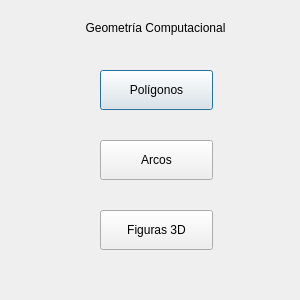
yocoHM/GeometriaComputacional, file dialog.ui: the form before one commit.
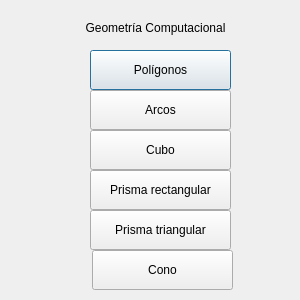
The form after the commit.

Commit message: todas las figuras con traslacion

The edit to the form file:
```diff
--- a/dialog.ui
+++ b/dialog.ui
@@ -32,9 +32,9 @@
   <widget class="QPushButton" name="pushButton">
    <property name="geometry">
     <rect>
-     <x>100</x>
-     <y>70</y>
-     <width>113</width>
+     <x>90</x>
+     <y>50</y>
+     <width>141</width>
      <height>40</height>
     </rect>
    </property>
@@ -45,9 +45,9 @@
   <widget class="QPushButton" name="pushButton_2">
    <property name="geometry">
     <rect>
-     <x>100</x>
-     <y>140</y>
-     <width>113</width>
+     <x>90</x>
+     <y>90</y>
+     <width>141</width>
      <height>40</height>
     </rect>
    </property>
@@ -58,14 +58,53 @@
   <widget class="QPushButton" name="pushButton_3">
    <property name="geometry">
     <rect>
-     <x>100</x>
+     <x>90</x>
+     <y>130</y>
+     <width>141</width>
+     <height>40</height>
+    </rect>
+   </property>
+   <property name="text">
+    <string>Cubo</string>
+   </property>
+  </widget>
+  <widget class="QPushButton" name="pushButton_4">
+   <property name="geometry">
+    <rect>
+     <x>90</x>
+     <y>170</y>
+     <width>141</width>
+     <height>40</height>
+    </rect>
+   </property>
+   <property name="text">
+    <string>Prisma rectangular</string>
+   </property>
+  </widget>
+  <widget class="QPushButton" name="pushButton_5">
+   <property name="geometry">
+    <rect>
+     <x>90</x>
      <y>210</y>
-     <width>113</width>
+     <width>141</width>
      <height>40</height>
     </rect>
    </property>
    <property name="text">
-    <string>Figuras 3D</string>
+    <string>Prisma triangular</string>
+   </property>
+  </widget>
+  <widget class="QPushButton" name="pushButton_6">
+   <property name="geometry">
+    <rect>
+     <x>92</x>
+     <y>250</y>
+     <width>141</width>
+     <height>40</height>
+    </rect>
+   </property>
+   <property name="text">
+    <string>Cono</string>
    </property>
   </widget>
  </widget>
```
The commit also changes 21 other files.
